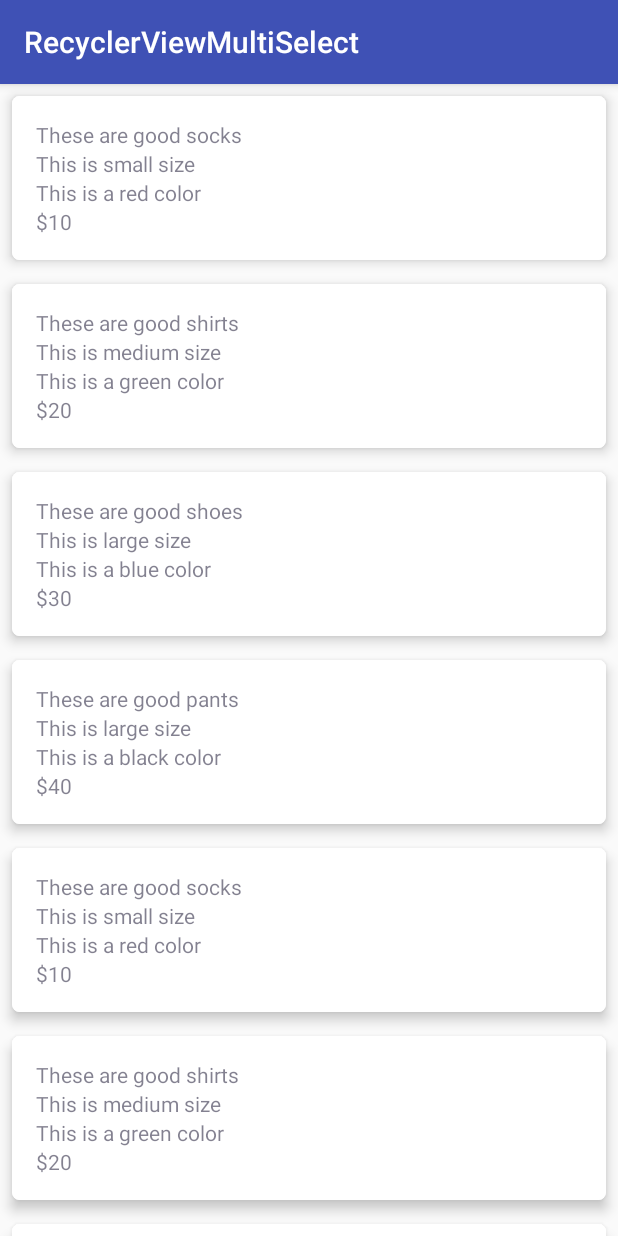
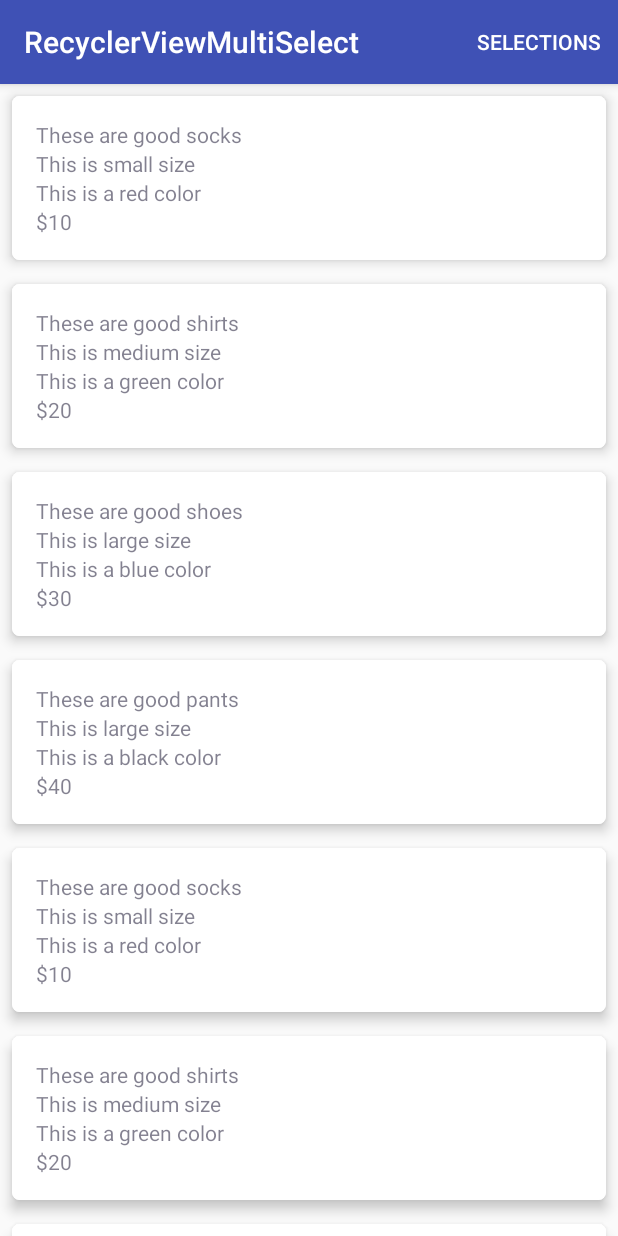
Before and after one commit to dalvin/RecyclerViewMultiSelect, an Android app: the screen it shows after launch (MainActivity), on a phone screen of 412 x 824 dp. Run offline under Robolectric (Android 15) with nearby library versions, the phone set to English and light mode, and no system bars; our stand-ins replace data binding; 3 statements that could not run were skipped.

Commit message:
Second commit

```diff
--- a/app/build.gradle
+++ b/app/build.gradle
@@ -19,6 +19,7 @@ android {
   dataBinding {
     enabled = true
   }
+  sourceSets { main { res.srcDirs = ['src/main/res', 'src/main/res/menu'] } }
 }
 
 dependencies {
--- a/app/src/main/java/com/dalvinlabs/recyclerviewmultiselect/MainActivity.java
+++ b/app/src/main/java/com/dalvinlabs/recyclerviewmultiselect/MainActivity.java
@@ -3,11 +3,16 @@ package com.dalvinlabs.recyclerviewmultiselect;
 import android.databinding.DataBindingUtil;
 import android.os.Bundle;
 import android.support.v7.app.AppCompatActivity;
+import android.view.Menu;
+import android.view.MenuItem;
+import android.widget.Toast;
 import androidx.recyclerview.selection.SelectionTracker;
 import androidx.recyclerview.selection.StorageStrategy;
 import com.dalvinlabs.recyclerviewmultiselect.databinding.ActivityMainBinding;
 
 public class MainActivity extends AppCompatActivity {
+
+  private SelectionTracker<Long> selectionTracker;
 
   @Override
   protected void onCreate(Bundle savedInstanceState) {
@@ -15,7 +20,7 @@ public class MainActivity extends AppCompatActivity {
     ActivityMainBinding binding = DataBindingUtil.setContentView(this, R.layout.activity_main);
     Adapter adapter = new Adapter(Product.getProducts());
     binding.recyclerView.setAdapter(adapter);
-    SelectionTracker<Long> selectionTracker = new SelectionTracker.Builder<>("my_selection",
+    selectionTracker = new SelectionTracker.Builder<>("my_selection",
         binding.recyclerView,
         new Adapter.KeyProvider(binding.recyclerView.getAdapter()),
         new Adapter.DetailsLookup(binding.recyclerView),
@@ -24,4 +29,19 @@ public class MainActivity extends AppCompatActivity {
         .build();
     adapter.setSelectionTracker(selectionTracker);
   }
+
+  @Override
+  public boolean onCreateOptionsMenu(Menu menu) {
+    getMenuInflater().inflate(R.menu.main, menu);
+    return true;
+  }
+
+  @Override
+  public boolean onOptionsItemSelected(MenuItem item) {
+    int id = item.getItemId();
+    if (id == R.id.action_selections) {
+      Toast.makeText(this, selectionTracker.getSelection().toString(), Toast.LENGTH_LONG).show();
+    }
+    return super.onOptionsItemSelected(item);
+  }
 }
--- /dev/null
+++ b/app/src/main/res/menu/main.xml
@@ -0,0 +1,11 @@
+<?xml version="1.0" encoding="utf-8"?>
+<menu xmlns:android="http://schemas.android.com/apk/res/android"
+    xmlns:app="http://schemas.android.com/apk/res-auto"
+    xmlns:tools="http://schemas.android.com/tools"
+    tools:context="com.dalvinlabs.recyclerviewmultiselect.MainActivity">
+  <item
+      android:id="@+id/action_selections"
+      android:orderInCategory="100"
+      android:title="Selections"
+      app:showAsAction="always" />
+</menu>
```
